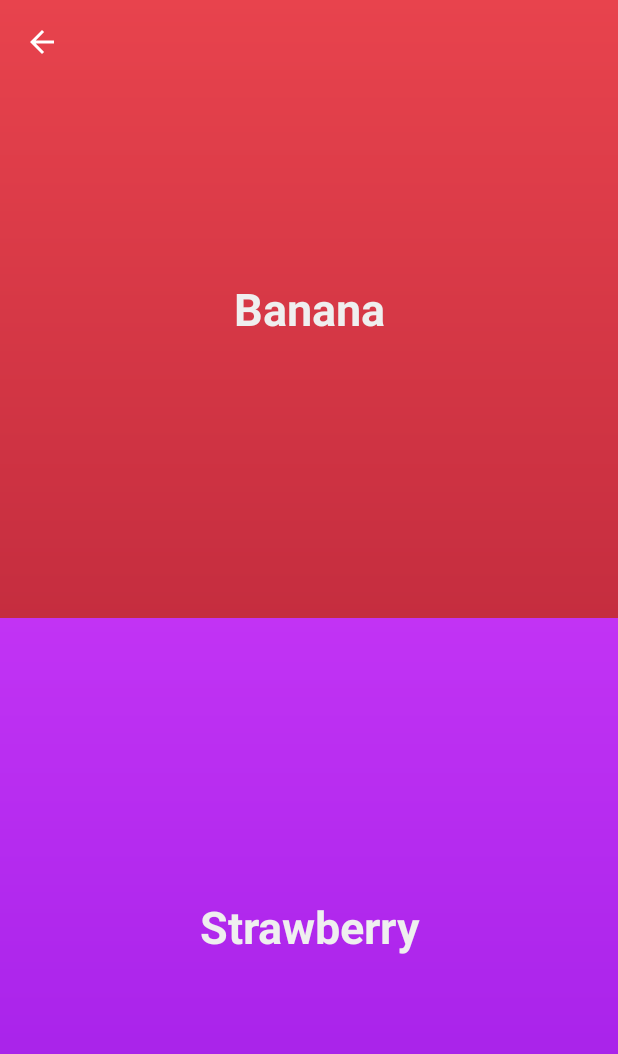
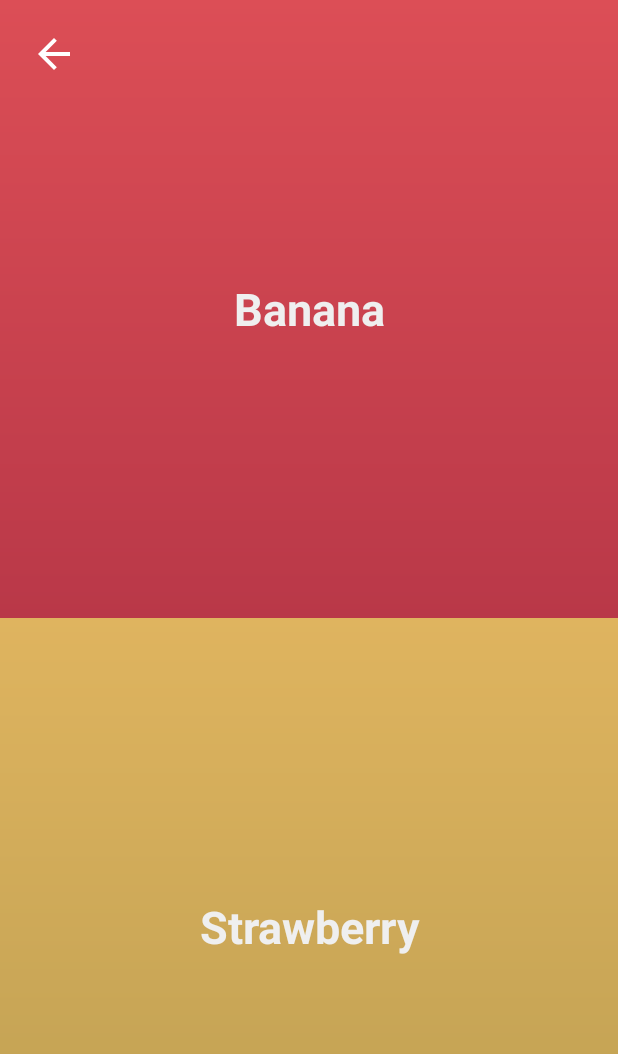
Before and after one commit to DenisKaminskii/Izum, an Android app: the PollActivity screen opened directly, with no data from a screen before it, on a phone screen of 412 x 824 dp. Shown: the top 1054 px of the screen. Run offline under Robolectric (Android 15) with nearby library versions, the phone set to English and light mode, and no system bars; our stand-ins replace Dagger/Hilt's generated code.

Commit message:
Add Statistic Screen

```diff
--- a/app/src/main/AndroidManifest.xml
+++ b/app/src/main/AndroidManifest.xml
@@ -51,6 +51,10 @@
             android:screenOrientation="portrait"
             android:windowSoftInputMode="adjustResize"/>
 
+        <activity android:name=".ui.poll.statistic.PollStatisticActivity"
+            android:screenOrientation="portrait"/>
+
+
     </application>
 
 </manifest>
--- a/app/src/main/java/com/izum/data/Poll.kt
+++ b/app/src/main/java/com/izum/data/Poll.kt
@@ -1,20 +1,14 @@
 package com.izum.data
 
-import androidx.room.ColumnInfo
-import androidx.room.Entity
-import androidx.room.PrimaryKey
-
-@Entity
 data class Poll(
-    @PrimaryKey val id: Long,
-    @ColumnInfo("packId") val packId: Long,
-    @ColumnInfo("options") val options: List<PollOption>,
-    @ColumnInfo("votedOptionId") val votedOptionId: Long? = null
+    val id: Long,
+    val packId: Long,
+    val options: List<PollOption>,
+    val votedOptionId: Long? = null
 )
 
-@Entity
 data class PollOption(
-    @PrimaryKey val id: Long,
-    @ColumnInfo("title") val title: String,
-    @ColumnInfo("votesCount") val votesCount: Long
+    val id: Long,
+    val title: String,
+    val votesCount: Long
 )
--- /dev/null
+++ b/app/src/main/java/com/izum/data/Statistic.kt
@@ -0,0 +1,6 @@
+package com.izum.data
+
+data class Statistic(
+    val title: String,
+    val options: List<Option>
+)
--- a/app/src/main/java/com/izum/ui/BaseActivity.kt
+++ b/app/src/main/java/com/izum/ui/BaseActivity.kt
@@ -5,10 +5,15 @@ import android.os.Bundle
 import android.widget.Toast
 import androidx.activity.ComponentActivity
 import androidx.fragment.app.FragmentActivity
+import androidx.lifecycle.Lifecycle
+import androidx.lifecycle.lifecycleScope
+import androidx.lifecycle.repeatOnLifecycle
 import com.izum.di.IoDispatcher
+import com.izum.domain.core.StateViewModel
 import com.izum.ui.route.Router
 import dagger.hilt.android.AndroidEntryPoint
 import kotlinx.coroutines.CoroutineDispatcher
+import kotlinx.coroutines.launch
 import java.util.function.Consumer
 import javax.inject.Inject
 
@@ -19,7 +24,8 @@ abstract class BaseActivity : FragmentActivity(), Consumer<ViewAction> {
     lateinit var router: Router
 
     @IoDispatcher
-    @Inject lateinit var ioDispatcher: CoroutineDispatcher
+    @Inject
+    lateinit var ioDispatcher: CoroutineDispatcher
 
     override fun onCreate(savedInstanceState: Bundle?) {
         super.onCreate(savedInstanceState)
@@ -32,7 +38,7 @@ abstract class BaseActivity : FragmentActivity(), Consumer<ViewAction> {
     }
 
     override fun accept(action: ViewAction) {
-        when(action) {
+        when (action) {
             is ViewAction.ShowToast -> showToast(action.message)
             is ViewAction.Finish -> finish()
         }
@@ -42,4 +48,24 @@ abstract class BaseActivity : FragmentActivity(), Consumer<ViewAction> {
         Toast.makeText(this, message, Toast.LENGTH_SHORT).show()
     }
 
+    protected fun <T> subscribe(viewModel: StateViewModel<*, T>, onViewState: (T) -> Unit) {
+        lifecycleScope.launch {
+            repeatOnLifecycle(Lifecycle.State.STARTED) {
+                viewModel.viewStateFlow.collect { state -> onViewState(state) }
+            }
+        }
+
+        lifecycleScope.launch {
+            repeatOnLifecycle(Lifecycle.State.STARTED) {
+                viewModel.viewActionsFlow.collect { action -> accept(action) }
+            }
+        }
+
+        lifecycleScope.launch {
+            repeatOnLifecycle(Lifecycle.State.STARTED) {
+                viewModel.routeFlow.collect { route -> router.route(route) }
+            }
+        }
+    }
+
 }
--- a/app/src/main/java/com/izum/ui/packs/PacksAdapter.kt
+++ b/app/src/main/java/com/izum/ui/packs/PacksAdapter.kt
@@ -44,7 +44,7 @@ class PacksAdapter(
                     parent,
                     false
                 )
-                PackViewHolder(binding, R.color.purple) { pack ->
+                PackViewHolder(binding, R.color.peach) { pack ->
                     onPackClick(pack)
                 }
             }
--- a/app/src/main/java/com/izum/ui/poll/PollActivity.kt
+++ b/app/src/main/java/com/izum/ui/poll/PollActivity.kt
@@ -37,18 +37,8 @@ class PollActivity : BaseActivity() {
         _binding = ActivityPollBinding.inflate(layoutInflater)
         setContentView(binding.root)
         initView()
-
-        lifecycleScope.launch {
-            repeatOnLifecycle(Lifecycle.State.STARTED) {
-                viewModel.viewStateFlow.collect { state -> update(state) }
-            }
-        }
-
-        lifecycleScope.launch {
-            repeatOnLifecycle(Lifecycle.State.STARTED) {
-                viewModel.viewActionsFlow.collect { action -> accept(action) }
-            }
-        }
+        subscribe(viewModel) { viewState -> update(viewState) }
+        update(PollViewState.Loading)
     }
 
     private fun initView() {
@@ -56,11 +46,10 @@ class PollActivity : BaseActivity() {
         binding.tvTop.setOnClickListener { viewModel.onTopVote() }
         binding.tvBottom.setOnClickListener { viewModel.onBottomVote() }
         binding.ivNext.setOnClickListener { viewModel.onNextClick() }
+        binding.tvStatistic.setOnClickListener { viewModel.onStatisticClick() }
 
         binding.tvTop.background = getBackgroundGradient(color = getColor(R.color.red))
-        binding.tvBottom.background = getBackgroundGradient(color = getColor(R.color.purple))
-
-        update(PollViewState.Loading)
+        binding.tvBottom.background = getBackgroundGradient(color = getColor(R.color.sand))
 
         viewModel.init(
             args = PollViewModel.Companion.Arguments(
@@ -136,13 +125,13 @@ class PollActivity : BaseActivity() {
         }
 
         if (isVoted) {
-            if (!binding.tvAnalytics.isVisible) {
-                binding.tvAnalytics.animateShow()
+            if (!binding.tvStatistic.isVisible) {
+                binding.tvStatistic.animateShow()
                 binding.ivNext.animateShow()
             }
         } else {
-            if (binding.tvAnalytics.isVisible) {
-                binding.tvAnalytics.animateHide()
+            if (binding.tvStatistic.isVisible) {
+                binding.tvStatistic.animateHide()
                 binding.ivNext.animateHide()
             }
         }
--- a/app/src/main/res/drawable/rect_filled_sand_14dp.xml
+++ b/app/src/main/res/drawable/rect_filled_white_14dp.xml
@@ -2,7 +2,7 @@
 <shape xmlns:android="http://schemas.android.com/apk/res/android"
     android:shape="rectangle">
 
-    <solid android:color="@color/sand" />
+    <solid android:color="@color/white" />
     <corners android:radius="14dp" />
 
 </shape>
--- a/app/src/main/res/layout/activity_poll.xml
+++ b/app/src/main/res/layout/activity_poll.xml
@@ -64,7 +64,7 @@
         android:id="@+id/vgBottom"
         android:layout_width="match_parent"
         android:layout_height="0dp"
-        android:background="@color/purple"
+        android:background="@color/sand"
         app:layout_constraintBottom_toBottomOf="parent"
         app:layout_constraintEnd_toEndOf="parent"
         app:layout_constraintStart_toStartOf="parent"
@@ -100,7 +100,7 @@
     <LinearLayout
         android:id="@+id/vgToolbar"
         android:layout_width="match_parent"
-        android:layout_height="56dp"
+        android:layout_height="72dp"
         android:orientation="horizontal"
         app:layout_constraintEnd_toEndOf="parent"
         app:layout_constraintStart_toStartOf="parent"
@@ -108,10 +108,10 @@
 
         <ImageView
             android:id="@+id/ivBack"
-            android:layout_width="56dp"
-            android:layout_height="56dp"
+            android:layout_width="72dp"
+            android:layout_height="72dp"
             android:layout_gravity="center_vertical"
-            android:padding="16dp"
+            android:padding="20dp"
             android:src="@drawable/ic_arrow_back_24"
             app:tint="@color/white" />
 
@@ -128,22 +128,22 @@
             android:maxLines="1"
             android:text="Pack name"
             android:textColor="@color/white"
-            android:textSize="20sp" />
+            android:textSize="24sp" />
 
     </LinearLayout>
 
     <TextView
-        android:id="@+id/tvAnalytics"
+        android:id="@+id/tvStatistic"
         android:layout_width="wrap_content"
         android:layout_height="48dp"
         android:layout_marginHorizontal="4dp"
         android:layout_marginBottom="24dp"
-        android:background="@drawable/rect_filled_sand_14dp"
+        android:background="@drawable/rect_filled_white_14dp"
         android:elevation="6dp"
         android:gravity="center"
         android:paddingHorizontal="16dp"
         android:paddingVertical="8dp"
-        android:text="SHOW ANALYTICS"
+        android:text="SHOW STATISTIC"
         android:textColor="@color/black_wet"
         android:textSize="16sp"
         android:textStyle="bold"
@@ -157,13 +157,13 @@
         android:layout_width="48dp"
         android:layout_height="48dp"
         android:layout_marginHorizontal="4dp"
-        android:background="@drawable/rect_filled_sand_14dp"
+        android:background="@drawable/rect_filled_white_14dp"
         android:elevation="6dp"
         android:padding="12dp"
         android:src="@drawable/ic_arrow_forward_24"
-        app:layout_constraintBottom_toBottomOf="@id/tvAnalytics"
+        app:layout_constraintBottom_toBottomOf="@id/tvStatistic"
         app:layout_constraintEnd_toEndOf="parent"
-        app:layout_constraintStart_toEndOf="@id/tvAnalytics"
+        app:layout_constraintStart_toEndOf="@id/tvStatistic"
         app:tint="@color/black_wet" />
 
 </androidx.constraintlayout.widget.ConstraintLayout>
--- a/app/src/main/res/values/colors.xml
+++ b/app/src/main/res/values/colors.xml
@@ -11,13 +11,13 @@
     <color name="disabledIcon">#9E9E9E</color>
 
     <color name="black">#000000</color>
-    <color name="black_wet">#4B4B4B</color>
+    <color name="black_wet">#373737</color>
     <color name="white">#EFEFEF</color>
     <color name="white_25">#40EFEFEF</color>
-    <color name="red">#E8434D</color>
-    <color name="blue">#616FEA</color>
+    <color name="red">#DC4E56</color>
+    <color name="blue">#4D57B6</color>
     <color name="purple">#C233F4</color>
-    <color name="sand">#FFCF72</color>
+    <color name="sand">#DFB45F</color>
     <color name="mint">#1ECF9A</color>
     <color name="peach">#EA8261</color>
     <color name="grey">#818181</color>
```
Also changed, not shown: app/src/main/java/com/izum/ui/packs/PacksActivity.kt (+1 -9 lines), app/src/main/java/com/izum/ui/poll/PollViewModel.kt (+7 -0 lines), app/src/main/java/com/izum/ui/poll/statistic/PollStatisticActivity.kt (added, +127 -0 lines), app/src/main/java/com/izum/ui/poll/statistic/PollStatisticAdapter.kt (added, +71 -0 lines), app/src/main/java/com/izum/ui/poll/statistic/StatisticHeaderViewHolder.kt (added, +15 -0 lines), app/src/main/java/com/izum/ui/poll/statistic/StatisticTwoOptionsViewHolder.kt (added, +71 -0 lines), app/src/main/java/com/izum/ui/route/Router.kt (+11 -0 lines), app/src/main/res/layout/activity_poll_statistic.xml (added, +51 -0 lines), app/src/main/res/layout/item_statistic_header.xml (added, +10 -0 lines), app/src/main/res/layout/item_statistic_two_options.xml (added, +108 -0 lines).
